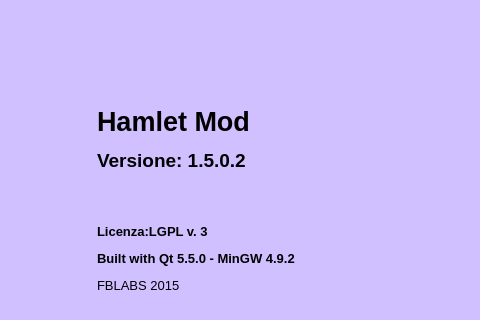
Old version of the form mainwindow.ui in the repository fblabs/hamlet-mod-sancon; both pictures show x 246 to 726 and y 102 to 422 of the 979 by 768 pixel window.
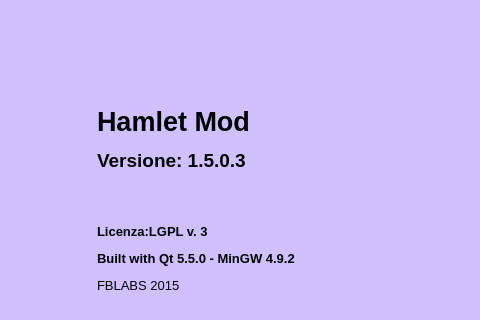
New version of the form. Icons and pictures are not drawn.

Commit message: test commit from windows

What changed in the file:
```diff
--- a/mainwindow.ui
+++ b/mainwindow.ui
@@ -938,7 +938,7 @@
          </palette>
         </property>
         <property name="text">
-         <string>&lt;html&gt;&lt;head/&gt;&lt;body&gt;&lt;p&gt;&lt;span style=&quot; font-size:20pt; font-weight:600;&quot;&gt;Hamlet Mod&lt;/span&gt;&lt;/p&gt;&lt;p&gt;&lt;span style=&quot; font-size:14pt; font-weight:600;&quot;&gt;Versione: 1.5.0.2&lt;/span&gt;&lt;/p&gt;&lt;p&gt;&lt;br/&gt;&lt;/p&gt;&lt;p&gt;&lt;span style=&quot; font-size:10pt; font-weight:600;&quot;&gt;Licenza:LGPL v. 3&lt;/span&gt;&lt;/p&gt;&lt;p&gt;&lt;span style=&quot; font-size:10pt; font-weight:600;&quot;&gt;Built with Qt 5.5.0 - MinGW 4.9.2&lt;/span&gt;&lt;/p&gt;&lt;p&gt;&lt;span style=&quot; font-size:10pt;&quot;&gt;FBLABS 2015&lt;/span&gt;&lt;/p&gt;&lt;/body&gt;&lt;/html&gt;</string>
+         <string>&lt;html&gt;&lt;head/&gt;&lt;body&gt;&lt;p&gt;&lt;span style=&quot; font-size:20pt; font-weight:600;&quot;&gt;Hamlet Mod&lt;/span&gt;&lt;/p&gt;&lt;p&gt;&lt;span style=&quot; font-size:14pt; font-weight:600;&quot;&gt;Versione: 1.5.0.3&lt;/span&gt;&lt;/p&gt;&lt;p&gt;&lt;br/&gt;&lt;/p&gt;&lt;p&gt;&lt;span style=&quot; font-size:10pt; font-weight:600;&quot;&gt;Licenza:LGPL v. 3&lt;/span&gt;&lt;/p&gt;&lt;p&gt;&lt;span style=&quot; font-size:10pt; font-weight:600;&quot;&gt;Built with Qt 5.5.0 - MinGW 4.9.2&lt;/span&gt;&lt;/p&gt;&lt;p&gt;&lt;span style=&quot; font-size:10pt;&quot;&gt;FBLABS 2015&lt;/span&gt;&lt;/p&gt;&lt;/body&gt;&lt;/html&gt;</string>
         </property>
         <property name="scaledContents">
          <bool>true</bool>
```
Left out of the diff: 2 changed lines with no effect on the pictures. The commit also changes 5 other files.
